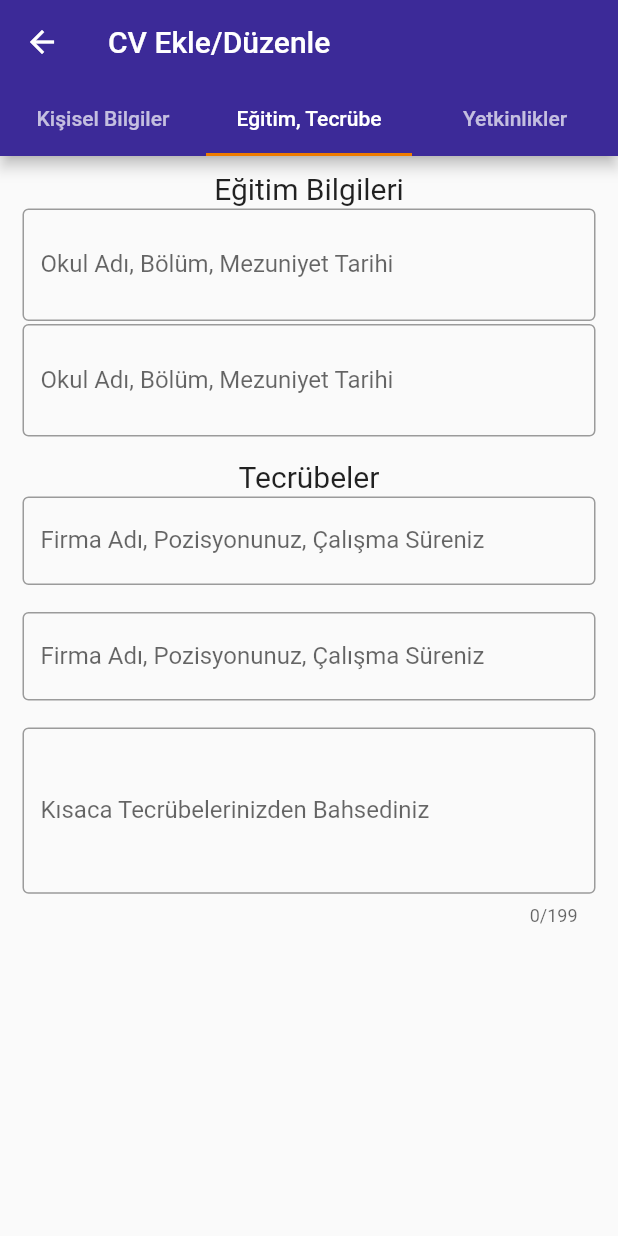
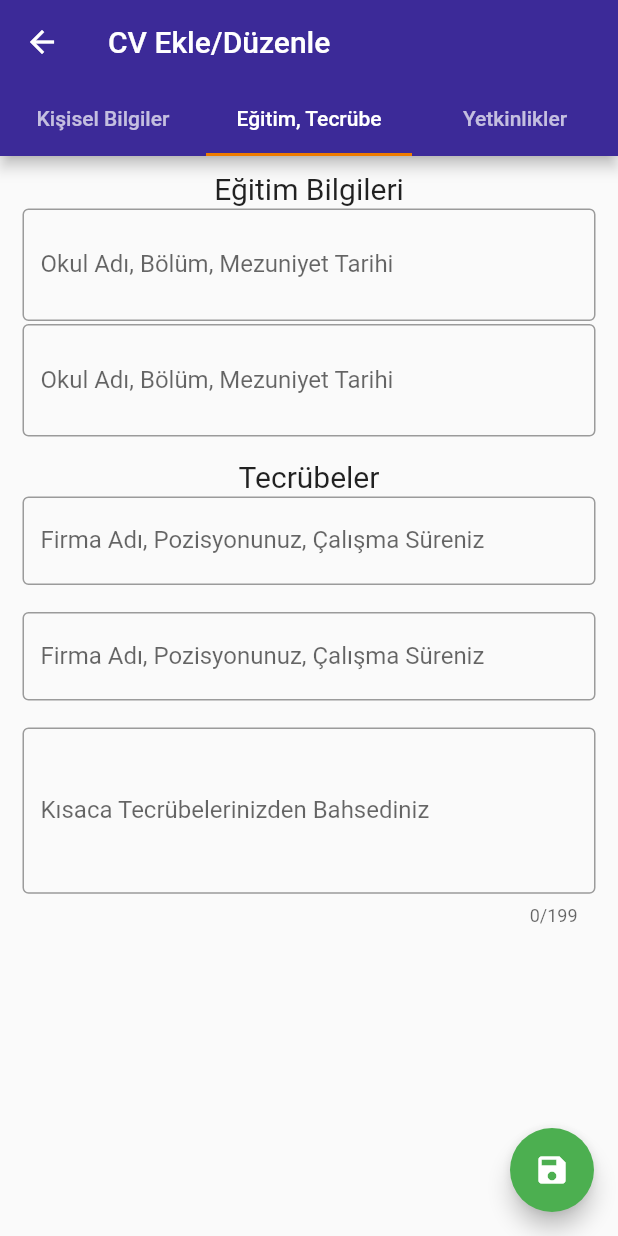
Before and after one commit to mert68401/alaev-mobil, a Flutter app: the CvScreen screen opened by its route, tab 2 chosen, on a phone screen of 412 x 824 dp. Run offline on Flutter 3.47's test engine with Material 2 defaults, Android fonts, the phone set to English and light mode, and no system bars; our stand-ins replace fluttertoast, shared_preferences; accounts and stored records are empty; network calls fail.

Commit message:
added floatingActionButton for CV screens/cv_screen.dart

```diff
--- a/lib/screens/cv_screen.dart
+++ b/lib/screens/cv_screen.dart
@@ -301,14 +301,22 @@ class _CvScreenState extends State<CvScreen> {
                   maxLength: 200,
                   labelText: 'Yetkinliklerinizden Kısaca Bahsedin',
                 ),
-                SizedBox(height: 20),
-                Row(
-                  children: <Widget>[
-                    Expanded(
-                      child: RaisedButton(
-                        child: Text("Hepsini Kaydet"),
-                        textColor: Colors.white,
-                        color: Colors.green,
+              ],
+            ),
+          )
+        ],
+      ),
+    );
+  }
+
+  @override
+  Widget build(BuildContext context) {
+    return DefaultTabController(
+      length: 3,
+      child: Scaffold(
+        floatingActionButton: FloatingActionButton(
+          child: Icon(Icons.save),
+          backgroundColor: Colors.green,
           onPressed: () {
             addCvRequest(
               cvNameSurname: _cvNameSurname.text,
@@ -327,25 +335,7 @@ class _CvScreenState extends State<CvScreen> {
               cvSkillInfo: _cvSkillInfo.text,
             );
           },
-                        shape: RoundedRectangleBorder(
-                            borderRadius: BorderRadius.circular(20.0)),
         ),
-                    ),
-                  ],
-                ),
-              ],
-            ),
-          )
-        ],
-      ),
-    );
-  }
-
-  @override
-  Widget build(BuildContext context) {
-    return DefaultTabController(
-      length: 3,
-      child: Scaffold(
         appBar: AppBar(
           bottom: TabBar(
             tabs: [
```
Lines whose indentation alone changed are shown as unchanged.
